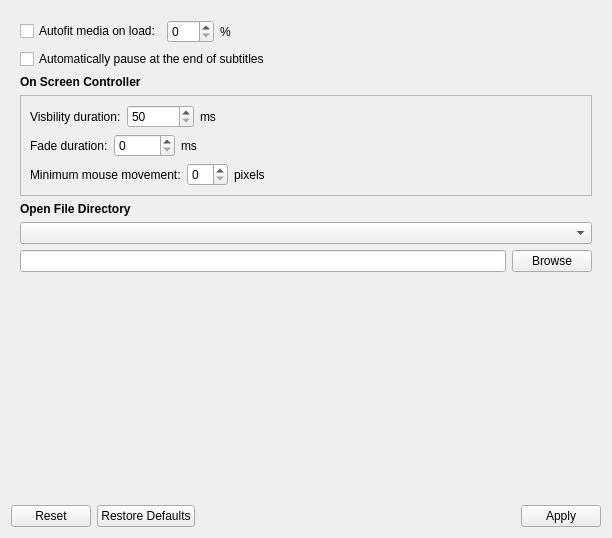
Qt form src/gui/widgets/settings/behaviorsettings.ui (ripose-jp/Memento) before a commit.
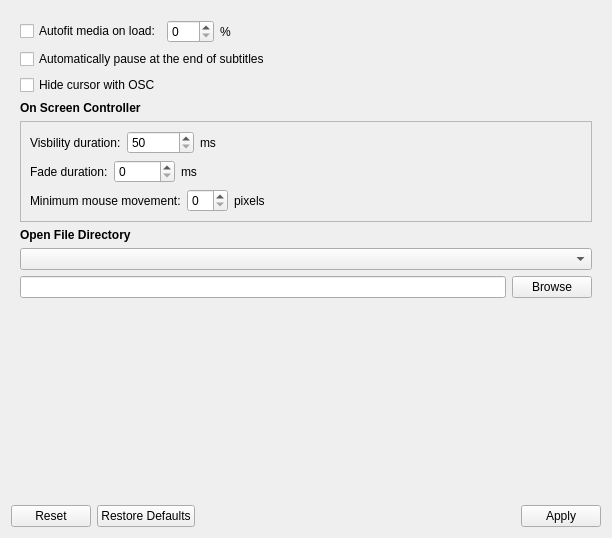
The same form after that commit.

Commit message: behaviorsettings: allow letting mpv control cursor visibility

Diff of the .ui file:
```diff
--- a/src/gui/widgets/settings/behaviorsettings.ui
+++ b/src/gui/widgets/settings/behaviorsettings.ui
@@ -90,6 +90,17 @@
          </property>
         </widget>
        </item>
+       <item>
+        <widget class="QCheckBox" name="checkCursorOSC">
+         <property name="toolTip">
+          <string>Hides the cursor with the OSC.
+If unset, Memento will let mpv control cursor visibility.</string>
+         </property>
+         <property name="text">
+          <string>Hide cursor with OSC</string>
+         </property>
+        </widget>
+       </item>
        <item>
         <widget class="QLabel" name="labelOSC">
          <property name="font">
```
The commit also changes 10 other files.
